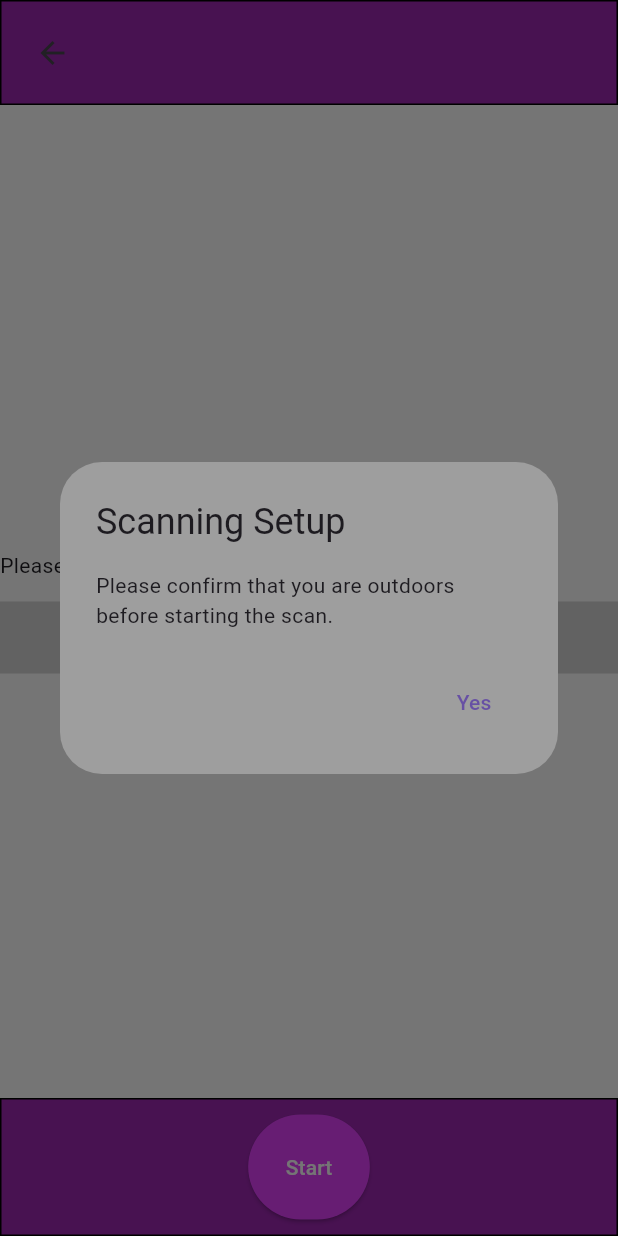
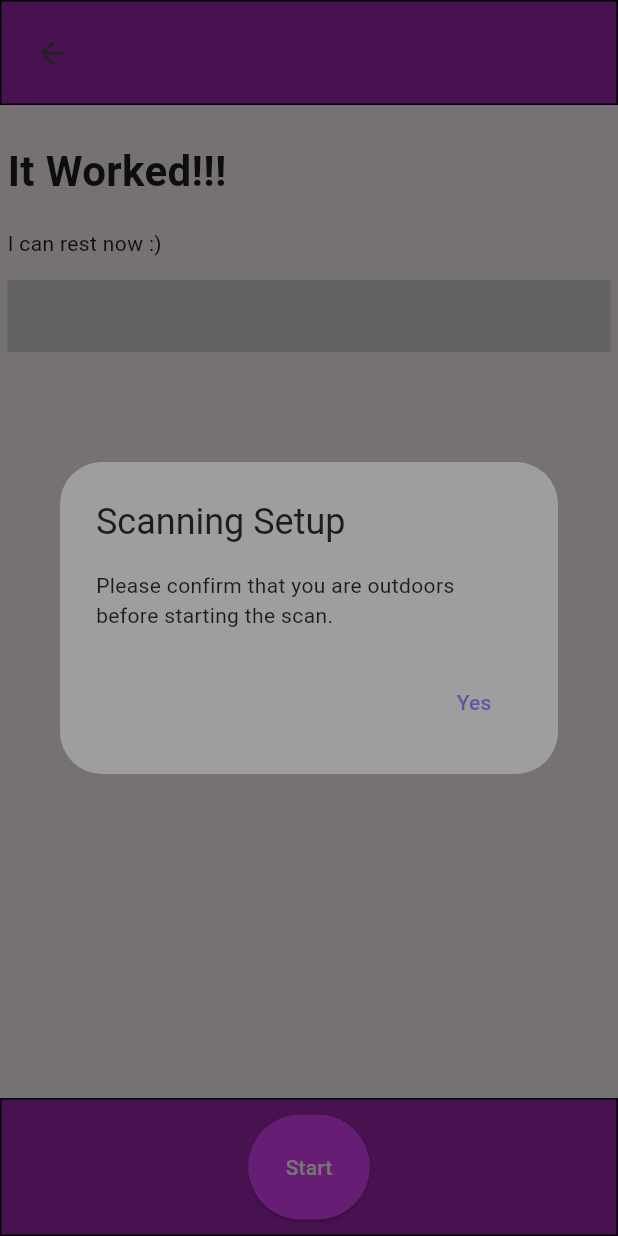
Before and after one commit to KingCyb0rg/3D-Human-Pose-Capstone, a Flutter app: the ScanningPage screen opened directly, on a phone screen of 412 x 824 dp. Run offline on Flutter 3.47's test engine with Material 3 defaults, Android fonts, the light colour scheme and no system bars; our stand-ins replace flutter_widget_from_html.

Commit message:
celebrating the small victories in life

```diff
--- a/web_app/lib/main.dart
+++ b/web_app/lib/main.dart
@@ -110,7 +110,6 @@ class _ScanningPageState extends State<ScanningPage> {
   @override
   Widget build(BuildContext context) {
     return Scaffold(
-      backgroundColor: MaterialStateColor.transparent,
       body: Center(
         child: Column(
           mainAxisAlignment: MainAxisAlignment.spaceBetween,
@@ -128,11 +127,13 @@ class _ScanningPageState extends State<ScanningPage> {
             ),
             // AR environment placeholder
             Expanded(
-              child: Container(
-                  alignment: Alignment.center,
-                  width: double.infinity,
-                  height: double.infinity,
-                  child: HtmlWidget(openCVHTML)),
+              child: Center(
+                child: Container(
+                    padding: EdgeInsets.all(5),
+                    width: double.infinity,
+                    height: double.infinity,
+                    child: HtmlWidget(openCVHTML)),
+              ),
             ),
             Container(
               alignment: Alignment.center,
@@ -224,9 +225,13 @@ String get openCVHTML => '''
 <head>
 <meta charset=”UTF-8">
 <meta content=”IE=Edge” http-equiv=”X-UA-Compatible”>
+<style>
+p {text-align: center}
+</style>
 </head>
 <body>
-<p>Please Work, Please Work, Please Work</p>
+<h1>It Worked!!!</h1>
+<p>I can rest now :)</p>
 <video id="vidInput"></video>
 </body>
 </html>
--- a/web_app/pubspec.yaml
+++ b/web_app/pubspec.yaml
@@ -28,6 +28,7 @@ dependencies:
   # The following adds the Cupertino Icons font to your application.
   # Use with the CupertinoIcons class for iOS style icons.
   cupertino_icons: ^1.0.2
+  flutter_widget_from_html: ^0.14.11
 
 dev_dependencies:
   flutter_test:
```
Also changed, not shown: web_app/pubspec.lock.
